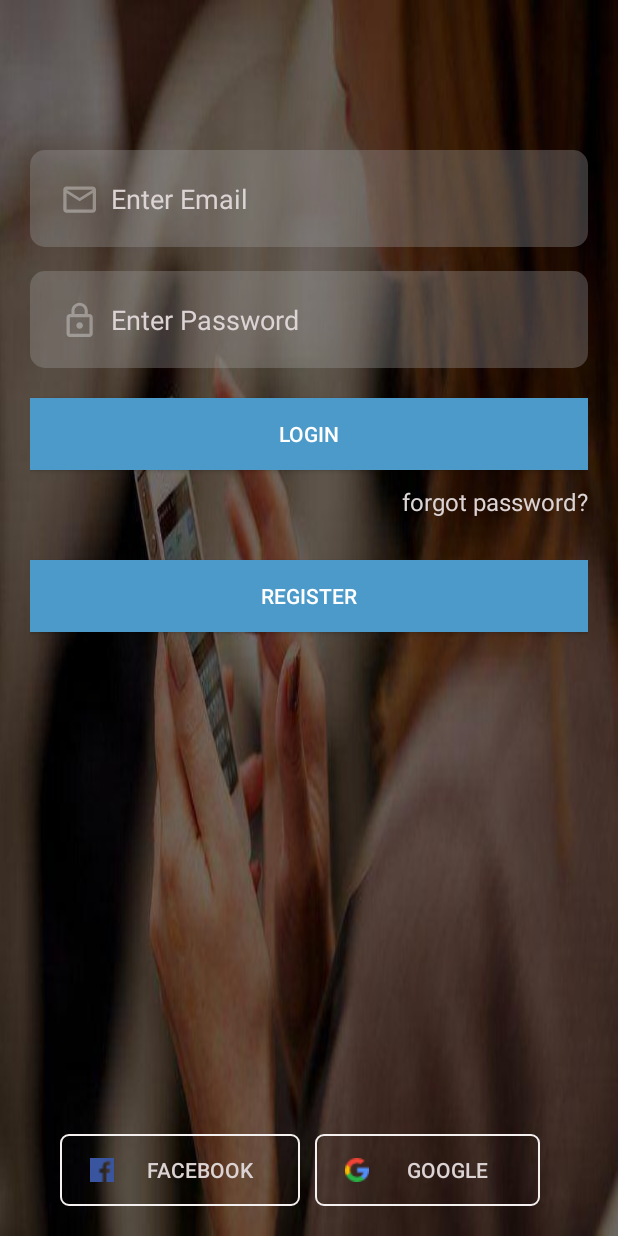
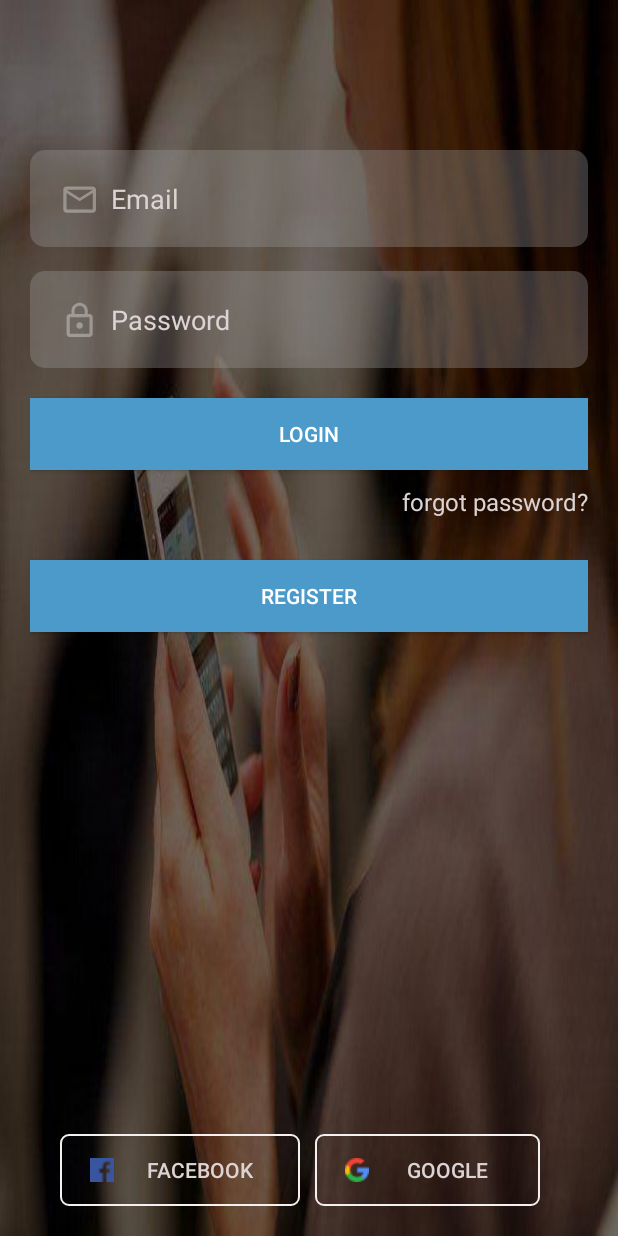
Before and after one commit to datlakrish/Acquaint, an Android app: the screen it shows after launch (LoginActivity), on a phone screen of 412 x 824 dp. Run offline under Robolectric (Android 15) with nearby library versions, the phone set to English and light mode, and no system bars; our stand-ins replace Firebase (no records; nobody signed in at launch, a user with empty details on screens opened directly).

Commit message:
second commit

```diff
--- a/app/src/main/res/layout/activity_login.xml
+++ b/app/src/main/res/layout/activity_login.xml
@@ -15,7 +15,7 @@
         android:background="@drawable/edtbg"
         android:drawableLeft="@drawable/ic_mail"
         android:drawablePadding="10dp"
-        android:hint="Enter Email"
+        android:hint="Email"
         android:textColorHint="#dcd4d4"
         android:textColor="#dcd4d4"
         android:layout_marginTop="80dp"
@@ -33,7 +33,7 @@
         android:drawablePadding="10dp"
         android:textColorHint="#dcd4d4"
         android:textColor="#dcd4d4"
-        android:hint="Enter Password"
+        android:hint="Password"
         android:padding="20dp" />
 
     <Button
--- a/app/src/main/res/layout/activity_register.xml
+++ b/app/src/main/res/layout/activity_register.xml
@@ -16,6 +16,8 @@
         android:hint="Enter User Name"
         android:drawableLeft="@drawable/ic_person_black_24dp"
         android:background="@drawable/edtbg"
+        android:textColorHint="#dcd4d4"
+        android:textColor="#dcd4d4"
         android:padding="20dp" />
 
     <EditText
```
